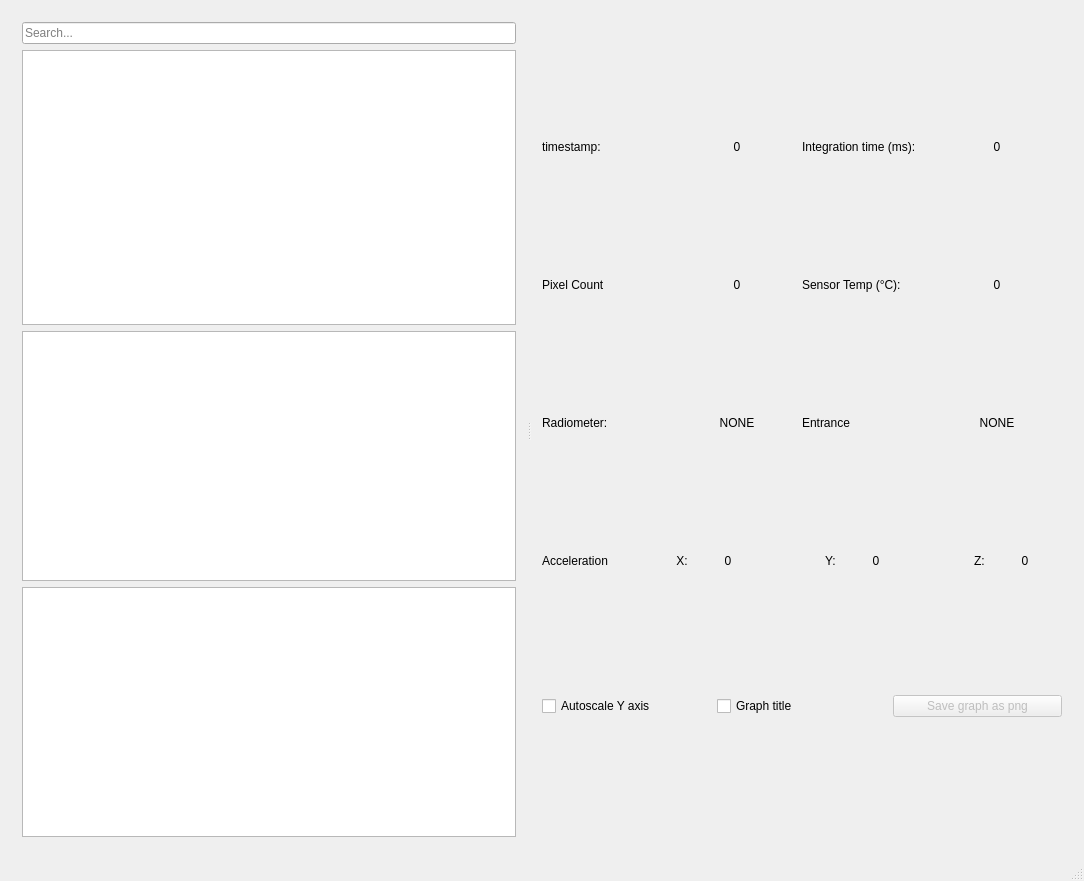
HYPERNETS/binary_viewer, file mainwindow.ui: the form before one commit.
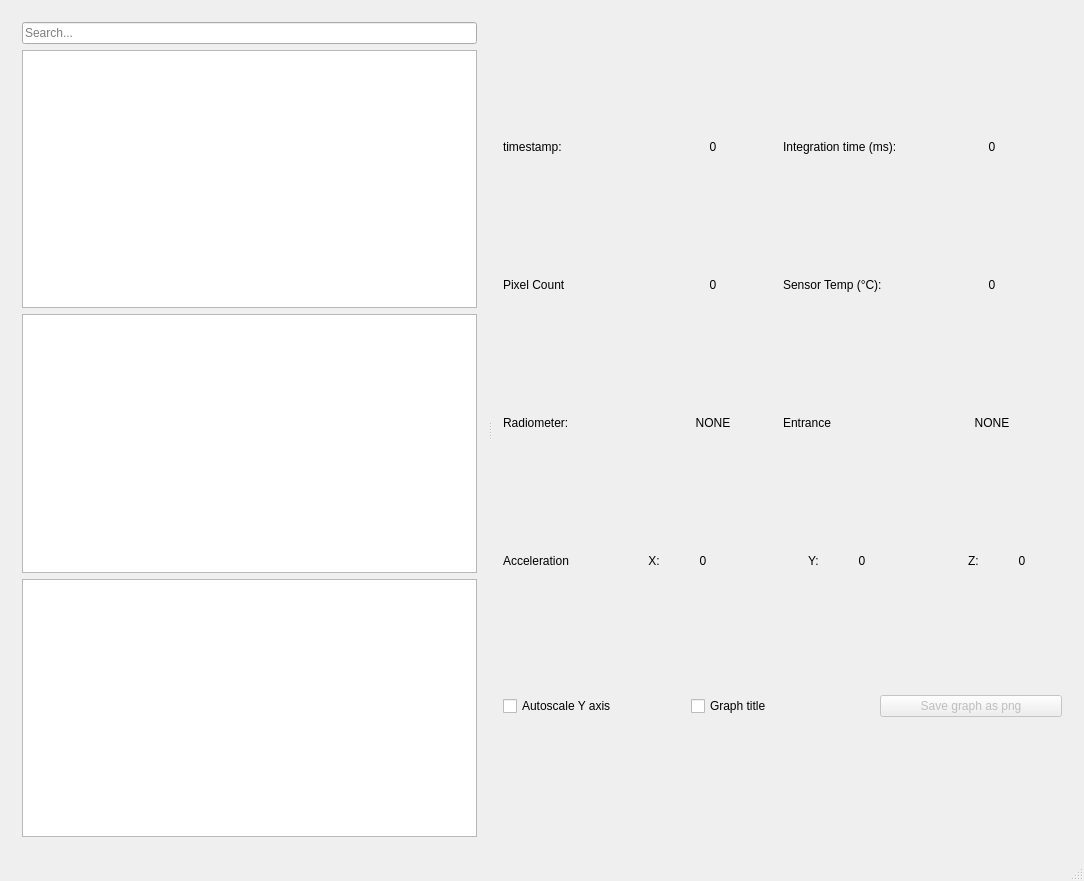
The form after the commit.

Commit message: Layout updates so that the window can be resized to fit smaller screens

Patch:
```diff
--- a/mainwindow.ui
+++ b/mainwindow.ui
@@ -65,15 +65,15 @@
         <item>
          <widget class="QTreeView" name="filesystemTree">
           <property name="sizePolicy">
-           <sizepolicy hsizetype="Expanding" vsizetype="Preferred">
+           <sizepolicy hsizetype="Preferred" vsizetype="Preferred">
             <horstretch>0</horstretch>
             <verstretch>0</verstretch>
            </sizepolicy>
           </property>
           <property name="minimumSize">
            <size>
-            <width>300</width>
-            <height>250</height>
+            <width>250</width>
+            <height>150</height>
            </size>
           </property>
           <property name="showDropIndicator" stdset="0">
@@ -90,15 +90,15 @@
         <item>
          <widget class="QListView" name="seriesList">
           <property name="sizePolicy">
-           <sizepolicy hsizetype="Expanding" vsizetype="Fixed">
+           <sizepolicy hsizetype="Preferred" vsizetype="Preferred">
             <horstretch>0</horstretch>
             <verstretch>0</verstretch>
            </sizepolicy>
           </property>
           <property name="minimumSize">
            <size>
-            <width>300</width>
-            <height>250</height>
+            <width>250</width>
+            <height>150</height>
            </size>
           </property>
          </widget>
@@ -106,15 +106,15 @@
         <item>
          <widget class="QListView" name="spectraListView">
           <property name="sizePolicy">
-           <sizepolicy hsizetype="Expanding" vsizetype="Fixed">
+           <sizepolicy hsizetype="Preferred" vsizetype="Preferred">
             <horstretch>0</horstretch>
             <verstretch>0</verstretch>
            </sizepolicy>
           </property>
           <property name="minimumSize">
            <size>
-            <width>300</width>
-            <height>250</height>
+            <width>250</width>
+            <height>150</height>
            </size>
           </property>
          </widget>
@@ -127,7 +127,7 @@
          <number>0</number>
         </property>
         <property name="sizeConstraint">
-         <enum>QLayout::SetMaximumSize</enum>
+         <enum>QLayout::SetDefaultConstraint</enum>
         </property>
         <item>
          <layout class="QHBoxLayout" name="firstRowHLayout">
@@ -135,7 +135,7 @@
            <number>0</number>
           </property>
           <property name="sizeConstraint">
-           <enum>QLayout::SetMinimumSize</enum>
+           <enum>QLayout::SetDefaultConstraint</enum>
           </property>
           <item>
            <widget class="QLabel" name="ts_label">
@@ -441,7 +441,7 @@
            <number>0</number>
           </property>
           <property name="sizeConstraint">
-           <enum>QLayout::SetMinimumSize</enum>
+           <enum>QLayout::SetDefaultConstraint</enum>
           </property>
           <item>
            <widget class="QLabel" name="accel_label">
@@ -617,7 +617,7 @@
            <number>0</number>
           </property>
           <property name="sizeConstraint">
-           <enum>QLayout::SetMinimumSize</enum>
+           <enum>QLayout::SetDefaultConstraint</enum>
           </property>
           <property name="topMargin">
            <number>5</number>
```
Left out of the diff: 6 changed lines with no effect on the pictures.
